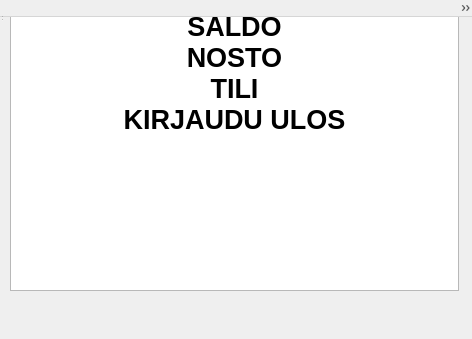
First picture: the form in frontend/menuDLL/menu.ui, repository JnsRdnp/ATM-Simulator, before the edit.
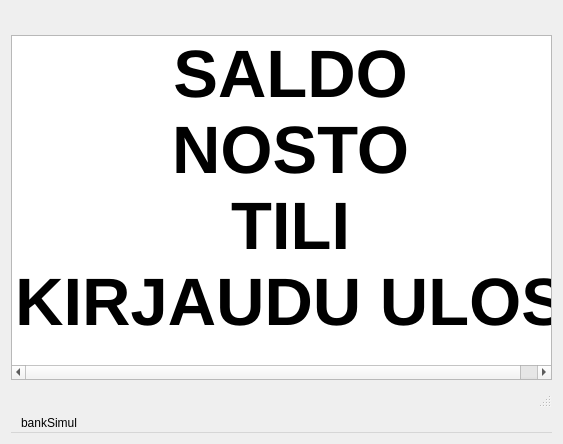
Second picture: the form after the edit.

What changed in the file:
```diff
--- a/frontend/menuDLL/menu.ui
+++ b/frontend/menuDLL/menu.ui
@@ -9,22 +9,26 @@
    <rect>
     <x>0</x>
     <y>0</y>
-    <width>472</width>
-    <height>339</height>
+    <width>563</width>
+    <height>444</height>
    </rect>
   </property>
   <property name="windowTitle">
    <string>MainWindow</string>
   </property>
-  <widget class="QWidget" name="centralwidget">
+  <layout class="QVBoxLayout" name="verticalLayout_3">
+   <item>
+    <widget class="QWidget" name="centralwidget" native="true">
+     <layout class="QVBoxLayout" name="verticalLayout_2"/>
+    </widget>
+   </item>
+   <item>
    <widget class="QListWidget" name="listMenu">
-    <property name="geometry">
-     <rect>
-      <x>10</x>
-      <y>10</y>
-      <width>449</width>
-      <height>281</height>
-     </rect>
+     <property name="sizePolicy">
+      <sizepolicy hsizetype="Expanding" vsizetype="Expanding">
+       <horstretch>0</horstretch>
+       <verstretch>0</verstretch>
+      </sizepolicy>
     </property>
     <property name="font">
      <font>
@@ -40,7 +44,7 @@
      <enum>QListView::TopToBottom</enum>
     </property>
     <property name="spacing">
-     <number>15</number>
+      <number>25</number>
     </property>
     <property name="viewMode">
      <enum>QListView::ListMode</enum>
@@ -49,6 +53,11 @@
      <property name="text">
       <string>SALDO</string>
      </property>
+      <property name="font">
+       <font>
+        <pointsize>50</pointsize>
+       </font>
+      </property>
      <property name="textAlignment">
       <set>AlignCenter</set>
      </property>
@@ -57,6 +66,11 @@
      <property name="text">
       <string>NOSTO</string>
      </property>
+      <property name="font">
+       <font>
+        <pointsize>50</pointsize>
+       </font>
+      </property>
      <property name="textAlignment">
       <set>AlignCenter</set>
      </property>
@@ -65,6 +79,11 @@
      <property name="text">
       <string>TILI</string>
      </property>
+      <property name="font">
+       <font>
+        <pointsize>50</pointsize>
+       </font>
+      </property>
      <property name="textAlignment">
       <set>AlignCenter</set>
      </property>
@@ -73,21 +92,22 @@
      <property name="text">
       <string>KIRJAUDU ULOS</string>
      </property>
+      <property name="font">
+       <font>
+        <pointsize>50</pointsize>
+       </font>
+      </property>
      <property name="textAlignment">
       <set>AlignCenter</set>
      </property>
     </item>
    </widget>
-  </widget>
+   </item>
+   <item>
+    <widget class="QStatusBar" name="statusbar"/>
+   </item>
+   <item>
   <widget class="QMenuBar" name="menubar">
-   <property name="geometry">
-    <rect>
-     <x>0</x>
-     <y>0</y>
-     <width>472</width>
-     <height>17</height>
-    </rect>
-   </property>
    <widget class="QMenu" name="menubankSimul">
     <property name="title">
      <string>bankSimul</string>
@@ -95,7 +115,8 @@
    </widget>
    <addaction name="menubankSimul"/>
   </widget>
-  <widget class="QStatusBar" name="statusbar"/>
+   </item>
+  </layout>
  </widget>
  <resources/>
  <connections/>
```
Lines whose indentation alone changed are shown as unchanged.
